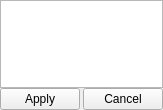
The window that emzed/core/explorers/widgets/column_selection_dialog.ui (uweschmitt/emzed2) describes before a commit, drawn with Qt 5.
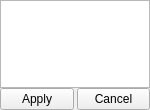
The same window after the commit.

Commit message: SSDM-2509 : filter widget container now has horizontal scrollbar if needed

The edit to the form file:
```diff
--- a/emzed/core/explorers/widgets/column_selection_dialog.ui
+++ b/emzed/core/explorers/widgets/column_selection_dialog.ui
@@ -10,6 +10,12 @@
     <height>110</height>
    </rect>
   </property>
+  <property name="minimumSize">
+   <size>
+    <width>150</width>
+    <height>110</height>
+   </size>
+  </property>
   <property name="windowTitle">
    <string>Select Columns</string>
   </property>
```
The commit also changes 4 other files.
